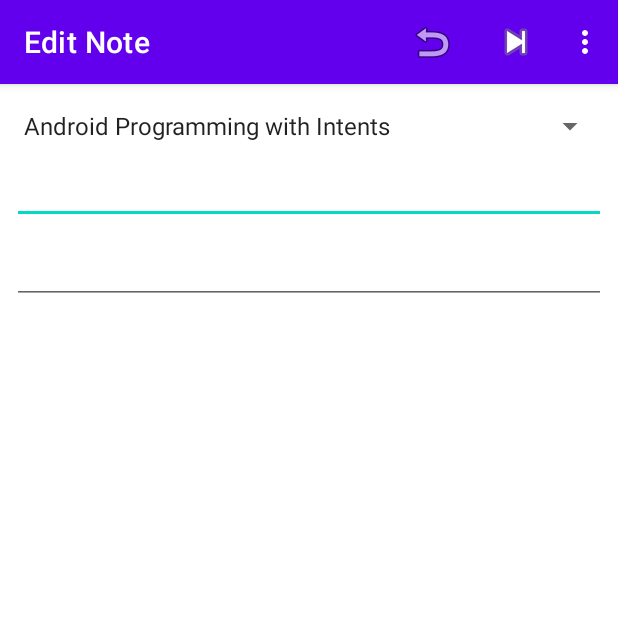
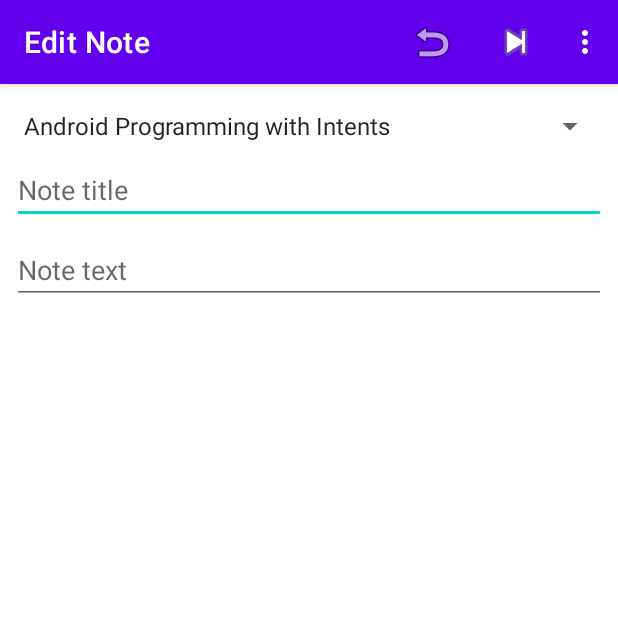
Before and after one commit to ldecorps/NoteKeeper, an Android app: the NoteActivity screen opened directly, with no data from a screen before it, on a phone screen of 412 x 824 dp, the top half of it. Run offline under Robolectric (Android 15) with nearby library versions, the phone set to English and light mode, and no system bars.

Commit message:
Using Drawable and Values Resources
Working with String Resources and Converting String Literals

```diff
--- a/app/src/main/res/layout/content_note.xml
+++ b/app/src/main/res/layout/content_note.xml
@@ -26,6 +26,7 @@
         android:layout_marginTop="8dp"
         android:ems="10"
         android:gravity="start|top"
+        android:hint="@string/note_title_hint"
         android:inputType="textMultiLine"
         app:layout_constraintEnd_toEndOf="@+id/spinner_courses"
         app:layout_constraintStart_toStartOf="@+id/spinner_courses"
@@ -38,6 +39,7 @@
         android:layout_marginTop="8dp"
         android:ems="10"
         android:gravity="start|top"
+        android:hint="@string/note_text_hint"
         android:inputType="textMultiLine"
         app:layout_constraintEnd_toEndOf="@+id/text_note_title"
         app:layout_constraintStart_toStartOf="@+id/text_note_title"
--- a/app/src/main/res/values/strings.xml
+++ b/app/src/main/res/values/strings.xml
@@ -17,8 +17,13 @@
     <string name="nav_header_title">Android Studio</string>
     <string name="nav_header_subtitle">android.studio@android.com</string>
     <string name="nav_header_desc">Navigation header</string>
+    <string name="nav_share_message">Don\'t you think you\'ve shared enough</string>
+    <string name="nav_send_message">Send</string>
 
     <string name="menu_home">Home</string>
     <string name="menu_gallery">Gallery</string>
     <string name="menu_slideshow">Slideshow</string>
+    <string name="note_title_hint">Note title</string>
+    <string name="note_text_hint">Note text</string>
+
 </resources>
```
Also changed, not shown: app/src/main/java/com/example/notekeeper/MainActivity.java (+4 -4 lines).
